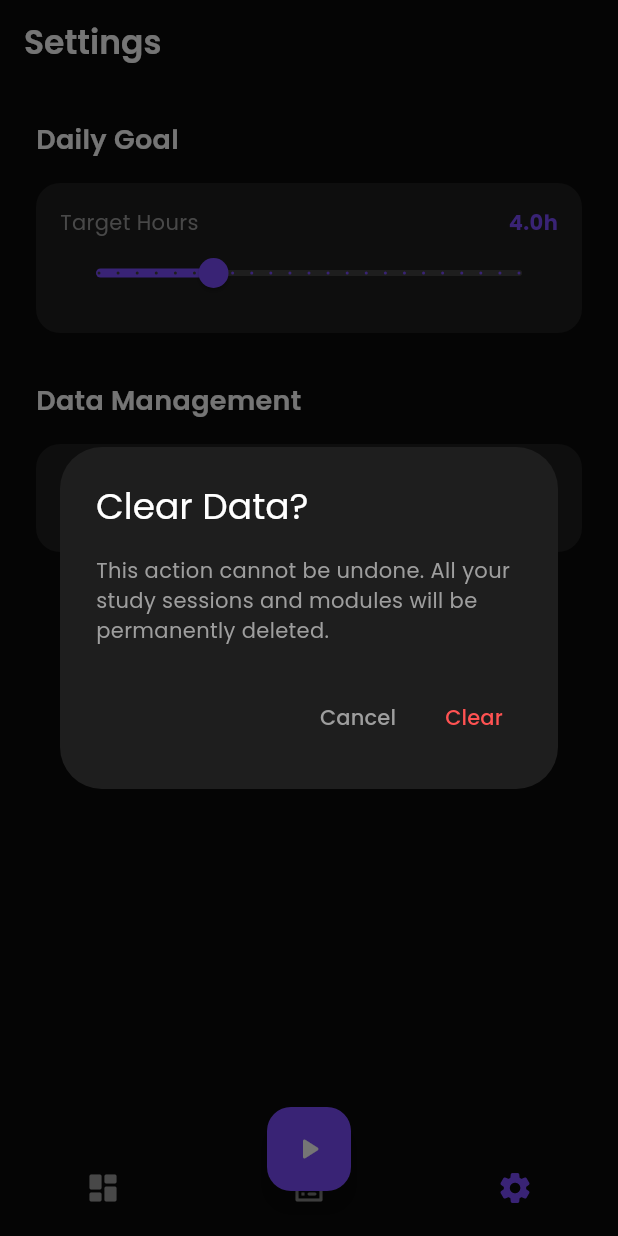
After one commit to YanisCodes/StudyGPT, a Flutter app: the screen it shows after launch, item 3 of the bottom bar chosen, after a tap on "Clear All Data", on a phone screen of 412 x 824 dp. The commit adds this screen. Run offline on Flutter 3.47's test engine with Material 3 defaults, Android fonts, the phone set to English and light mode, and no system bars; our stand-ins replace fl_chart, google_fonts, percent_indicator, shared_preferences.

Commit message:
added settings tab, and upgraded some features

```diff
--- a/lib/providers/study_provider.dart
+++ b/lib/providers/study_provider.dart
@@ -38,10 +38,26 @@ class StudyProvider with ChangeNotifier {
   StudyProvider() {
     _loadSessions();
     _loadModules();
+    _loadTargetHours();
   }
 
   void setTargetHours(double hours) {
     _targetHours = hours;
+    _storageService.saveTargetHours(hours);
+    notifyListeners();
+  }
+
+  Future<void> _loadTargetHours() async {
+    _targetHours = await _storageService.getTargetHours();
+    notifyListeners();
+  }
+
+  Future<void> clearData() async {
+    await _storageService.clearAll();
+    _sessions.clear();
+    _modules.clear();
+    _selectedModule = null;
+    _targetHours = 4.0;
     notifyListeners();
   }
 
--- a/lib/screens/home_screen.dart
+++ b/lib/screens/home_screen.dart
@@ -7,6 +7,7 @@ import '../widgets/dashboard_widgets.dart';
 import 'modules_screen.dart';
 import 'session_setup_screen.dart';
 import 'stats_detail_screen.dart';
+import 'settings_screen.dart';
 
 class HomeScreen extends StatefulWidget {
   const HomeScreen({super.key});
@@ -21,6 +22,7 @@ class _HomeScreenState extends State<HomeScreen> {
   final List<Widget> _screens = [
     const DashboardView(),
     const ModulesScreen(),
+    const SettingsScreen(),
   ];
 
   @override
@@ -48,6 +50,10 @@ class _HomeScreenState extends State<HomeScreen> {
           BottomNavigationBarItem(
             icon: Icon(Icons.list_alt_rounded),
             label: 'Modules',
+          ),
+          BottomNavigationBarItem(
+            icon: Icon(Icons.settings_rounded),
+            label: 'Settings',
           ),
         ],
       ),
--- /dev/null
+++ b/lib/screens/settings_screen.dart
@@ -0,0 +1,158 @@
+import 'package:flutter/material.dart';
+import 'package:google_fonts/google_fonts.dart';
+import 'package:provider/provider.dart';
+import '../providers/study_provider.dart';
+
+class SettingsScreen extends StatelessWidget {
+  const SettingsScreen({super.key});
+
+  @override
+  Widget build(BuildContext context) {
+    final provider = Provider.of<StudyProvider>(context);
+
+    return Scaffold(
+      backgroundColor: const Color(0xFF0A0A0A),
+      appBar: AppBar(
+        backgroundColor: Colors.transparent,
+        elevation: 0,
+        title: Text(
+          'Settings',
+          style: GoogleFonts.poppins(
+            fontWeight: FontWeight.w600,
+            color: Colors.white,
+          ),
+        ),
+      ),
+      body: ListView(
+        padding: const EdgeInsets.all(24.0),
+        children: [
+          Text(
+            'Daily Goal',
+            style: GoogleFonts.poppins(
+              fontSize: 18,
+              fontWeight: FontWeight.w600,
+              color: Colors.white,
+            ),
+          ),
+          const SizedBox(height: 16),
+          Container(
+            padding: const EdgeInsets.all(16),
+            decoration: BoxDecoration(
+              color: const Color(0xFF1E1E1E),
+              borderRadius: BorderRadius.circular(16),
+            ),
+            child: Column(
+              crossAxisAlignment: CrossAxisAlignment.start,
+              children: [
+                Row(
+                  mainAxisAlignment: MainAxisAlignment.spaceBetween,
+                  children: [
+                    Text(
+                      'Target Hours',
+                      style: GoogleFonts.poppins(color: Colors.grey),
+                    ),
+                    Text(
+                      '${provider.targetHours.toStringAsFixed(1)}h',
+                      style: GoogleFonts.poppins(
+                        color: Colors.deepPurpleAccent,
+                        fontWeight: FontWeight.bold,
+                      ),
+                    ),
+                  ],
+                ),
+                Slider(
+                  value: provider.targetHours,
+                  min: 1.0,
+                  max: 12.0,
+                  divisions: 22,
+                  activeColor: Colors.deepPurpleAccent,
+                  inactiveColor: Colors.grey[800],
+                  onChanged: (value) {
+                    provider.setTargetHours(value);
+                  },
+                ),
+              ],
+            ),
+          ),
+          const SizedBox(height: 32),
+          Text(
+            'Data Management',
+            style: GoogleFonts.poppins(
+              fontSize: 18,
+              fontWeight: FontWeight.w600,
+              color: Colors.white,
+            ),
+          ),
+          const SizedBox(height: 16),
+          Container(
+            decoration: BoxDecoration(
+              color: const Color(0xFF1E1E1E),
+              borderRadius: BorderRadius.circular(16),
+            ),
+            child: ListTile(
+              leading: const Icon(Icons.delete_outline, color: Colors.redAccent),
+              title: Text(
+                'Clear All Data',
+                style: GoogleFonts.poppins(color: Colors.white),
+              ),
+              subtitle: Text(
+                'Reset sessions, modules, and settings',
+                style: GoogleFonts.poppins(color: Colors.grey, fontSize: 12),
+              ),
+              onTap: () => _showClearDataDialog(context, provider),
+            ),
+          ),
+          const SizedBox(height: 32),
+          Center(
+            child: Text(
+              'StudyTimeOptimizer v1.0.0',
+              style: GoogleFonts.poppins(color: Colors.grey[600], fontSize: 12),
+            ),
+          ),
+        ],
+      ),
+    );
+  }
+
+  void _showClearDataDialog(BuildContext context, StudyProvider provider) {
+    showDialog(
+      context: context,
+      builder: (ctx) => AlertDialog(
+        backgroundColor: const Color(0xFF1E1E1E),
+        title: Text(
+          'Clear Data?',
+          style: GoogleFonts.poppins(color: Colors.white),
+        ),
+        content: Text(
+          'This action cannot be undone. All your study sessions and modules will be permanently deleted.',
+          style: GoogleFonts.poppins(color: Colors.grey),
+        ),
+        actions: [
+          TextButton(
+            onPressed: () => Navigator.pop(ctx),
+            child: Text('Cancel', style: GoogleFonts.poppins(color: Colors.grey)),
+          ),
+          TextButton(
+            onPressed: () {
+              provider.clearData();
+              Navigator.pop(ctx);
+              ScaffoldMessenger.of(context).showSnackBar(
+                SnackBar(
+                  content: Text(
+                    'All data cleared',
+                    style: GoogleFonts.poppins(),
+                  ),
+                  backgroundColor: Colors.redAccent,
+                ),
+              );
+            },
+            child: Text(
+              'Clear',
+              style: GoogleFonts.poppins(color: Colors.redAccent),
+            ),
+          ),
+        ],
+      ),
+    );
+  }
+}
--- a/lib/services/storage_service.dart
+++ b/lib/services/storage_service.dart
@@ -4,6 +4,7 @@ import '../models/study_session.dart';
 class StorageService {
   static const String _sessionsKey = 'study_sessions';
   static const String _modulesKey = 'study_modules';
+  static const String _targetHoursKey = 'target_hours';
 
   Future<void> saveSession(StudySession session) async {
     final prefs = await SharedPreferences.getInstance();
@@ -28,8 +29,23 @@ class StorageService {
     return prefs.getStringList(_modulesKey) ?? [];
   }
 
+  Future<void> saveTargetHours(double hours) async {
+    final prefs = await SharedPreferences.getInstance();
+    await prefs.setDouble(_targetHoursKey, hours);
+  }
+
+  Future<double> getTargetHours() async {
+    final prefs = await SharedPreferences.getInstance();
+    return prefs.getDouble(_targetHoursKey) ?? 4.0;
+  }
+
   Future<void> clearSessions() async {
     final prefs = await SharedPreferences.getInstance();
     await prefs.remove(_sessionsKey);
   }
+
+  Future<void> clearAll() async {
+    final prefs = await SharedPreferences.getInstance();
+    await prefs.clear();
+  }
 }
```
